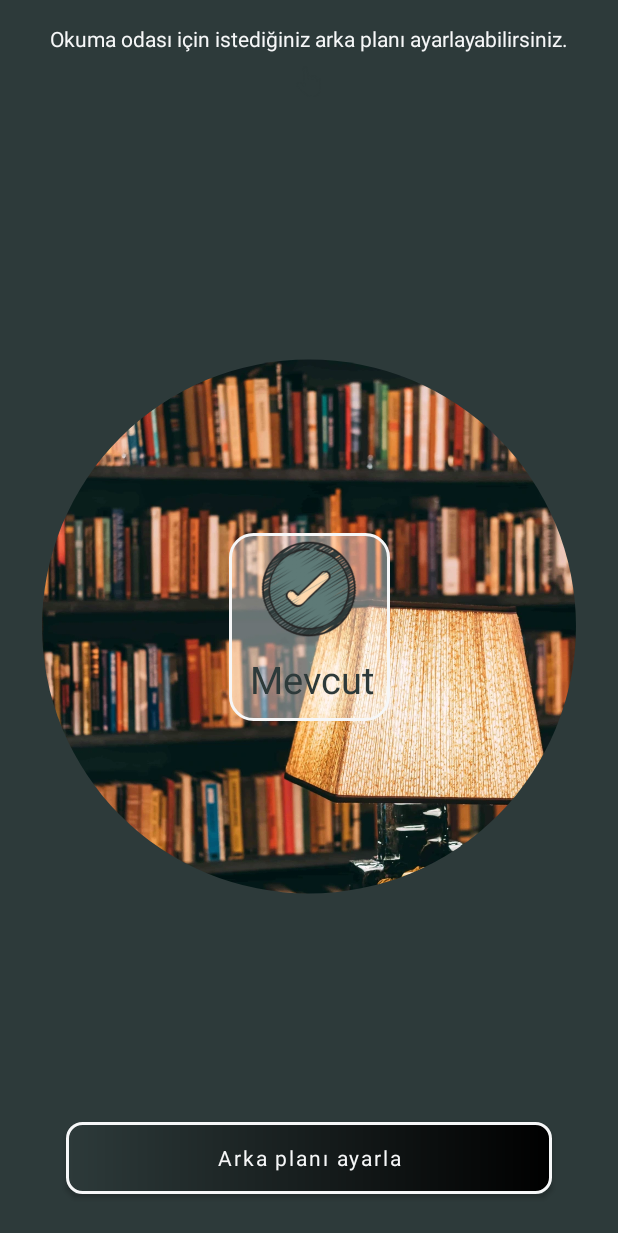
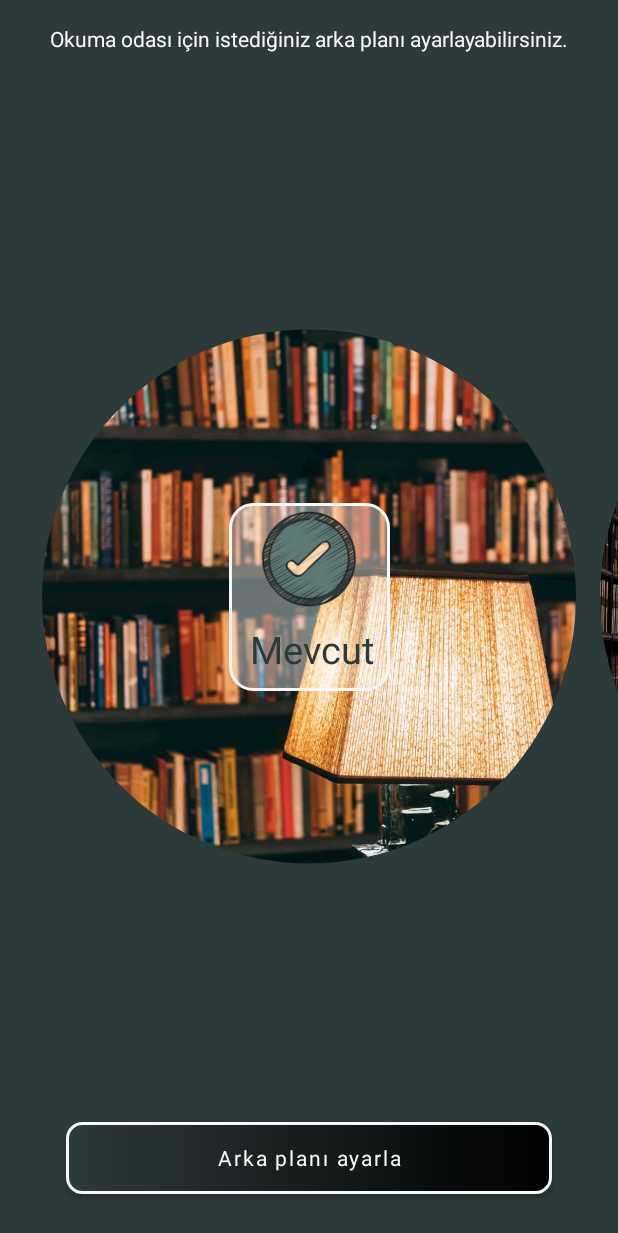
Before and after one commit to muhammedmustafageldi/Readro, an Android app: the SetBackgroundFragment screen opened through its navigation route, on a phone screen of 412 x 824 dp. Shown: the top 1233 px of the screen. Run offline under Robolectric (Android 15) with nearby library versions, the phone set to English and light mode, and no system bars; our stand-ins replace Room's generated code, RxJava, navigation-ui; libraries missing offline, so code that uses them is left out: com.makeramen.roundedimageview, com.wajahatkarim3.easyflipviewpager; plain views replace RoundedImageView; Roboto replaces fonts that are not available here; 4 statements that could not run were skipped.

Commit message:
Fixed some bugs.

```diff
--- a/app/build.gradle
+++ b/app/build.gradle
@@ -90,4 +90,8 @@ dependencies {
     //Scan code library
     implementation 'com.journeyapps:zxing-android-embedded:4.3.0'
 
+    // PageTransformer
+    implementation 'com.wajahatkarim:easyflipviewpager:2.0.1'
+
+
 }
--- a/app/src/main/java/com/swanky/readro/fragments/SetBackgroundFragment.java
+++ b/app/src/main/java/com/swanky/readro/fragments/SetBackgroundFragment.java
@@ -2,31 +2,24 @@ package com.swanky.readro.fragments;
 
 import android.content.Context;
 import android.os.Bundle;
-
 import androidx.annotation.NonNull;
 import androidx.annotation.Nullable;
 import androidx.fragment.app.Fragment;
-import androidx.viewpager2.widget.CompositePageTransformer;
-import androidx.viewpager2.widget.MarginPageTransformer;
 import androidx.viewpager2.widget.ViewPager2;
-
 import android.util.Log;
 import android.view.LayoutInflater;
 import android.view.View;
 import android.view.ViewGroup;
-
 import com.google.android.material.bottomnavigation.BottomNavigationView;
 import com.swanky.readro.R;
 import com.swanky.readro.activities.MainActivity;
 import com.swanky.readro.adapters.BackgroundItemsAdapter;
 import com.swanky.readro.databinding.FragmentSetBackgroundBinding;
-import com.swanky.readro.models.Book;
 import com.swanky.readro.models.roomDbModel.BackgroundItem;
 import com.swanky.readro.roomdb.BooksDao;
 import com.swanky.readro.roomdb.BooksDatabase;
-
+import com.wajahatkarim3.easyflipviewpager.CardFlipPageTransformer2;
 import java.util.List;
-
 import io.reactivex.rxjava3.android.schedulers.AndroidSchedulers;
 import io.reactivex.rxjava3.disposables.CompositeDisposable;
 import io.reactivex.rxjava3.schedulers.Schedulers;
@@ -83,14 +76,9 @@ public class SetBackgroundFragment extends Fragment {
         viewPager2.setClipChildren(false);
         viewPager2.getChildAt(0).setOverScrollMode(View.OVER_SCROLL_NEVER);
 
-        CompositePageTransformer compositePageTransformer = new CompositePageTransformer();
-        compositePageTransformer.addTransformer(new MarginPageTransformer(40));
-        compositePageTransformer.addTransformer((page, position) -> {
-            float r = 1 - Math.abs(position);
-            page.setScaleY(0.85f + r * 0.15f);
-        });
-
-        viewPager2.setPageTransformer(compositePageTransformer);
+        CardFlipPageTransformer2 cardFlipPageTransformer = new CardFlipPageTransformer2();
+        cardFlipPageTransformer.setScalable(false);
+        viewPager2.setPageTransformer(cardFlipPageTransformer);
     }
 
     @Override
--- a/app/src/main/res/layout/fragment_requested.xml
+++ b/app/src/main/res/layout/fragment_requested.xml
@@ -26,7 +26,7 @@
             android:layout_marginTop="15dp"
             android:layout_marginBottom="15dp"
             android:background="@color/white"
-            android:visibility="gone" />
+            android:visibility="visible" />
 
         <LinearLayout
             android:id="@+id/notFoundRequested"
@@ -34,7 +34,7 @@
             android:layout_height="match_parent"
             android:gravity="center"
             android:orientation="vertical"
-            android:visibility="visible">
+            android:visibility="invisible">
 
             <ImageView
                 android:layout_width="wrap_content"
--- a/app/src/main/res/layout/fragment_set_background.xml
+++ b/app/src/main/res/layout/fragment_set_background.xml
@@ -16,7 +16,7 @@
         app:layout_constraintBottom_toBottomOf="parent"
         app:layout_constraintEnd_toEndOf="parent"
         app:layout_constraintStart_toStartOf="parent"
-        app:layout_constraintTop_toBottomOf="@+id/swipeAnim" />
+        app:layout_constraintTop_toBottomOf="@+id/textView19" />
 
     <TextView
         android:id="@+id/textView19"
@@ -32,17 +32,5 @@
         app:layout_constraintStart_toStartOf="parent"
         app:layout_constraintTop_toTopOf="parent" />
 
-    <com.airbnb.lottie.LottieAnimationView
-        android:id="@+id/swipeAnim"
-        android:layout_width="40dp"
-        android:layout_height="40dp"
-        app:layout_constraintEnd_toEndOf="@+id/textView19"
-        app:layout_constraintStart_toStartOf="@+id/textView19"
-        app:layout_constraintTop_toBottomOf="@+id/textView19"
-        app:lottie_autoPlay="true"
-        app:lottie_loop="false"
-        app:lottie_rawRes="@raw/swipe_anim"
-        app:lottie_repeatCount="3" />
-
 
 </androidx.constraintlayout.widget.ConstraintLayout>
```
Also changed, not shown: app/src/main/res/raw/swipe_anim.json (deleted, +0 -1 lines).
